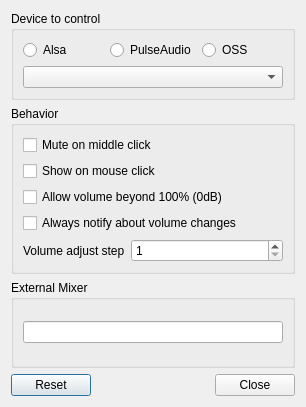
Above: plugin-volume/lxqtvolumeconfiguration.ui from lxqt/lxqt-panel before the change. Below: the same form after it.
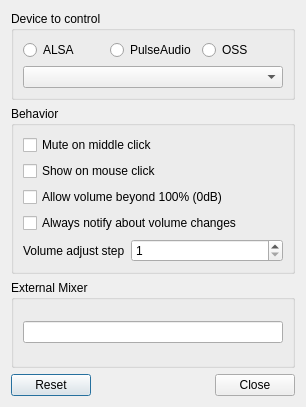
That is the form after the change.

The edit to the form file:
```diff
--- a/plugin-volume/lxqtvolumeconfiguration.ui
+++ b/plugin-volume/lxqtvolumeconfiguration.ui
@@ -25,7 +25,7 @@
         <item>
          <widget class="QRadioButton" name="alsaRadioButton">
           <property name="text">
-           <string>Alsa</string>
+           <string>ALSA</string>
           </property>
          </widget>
         </item>
```
